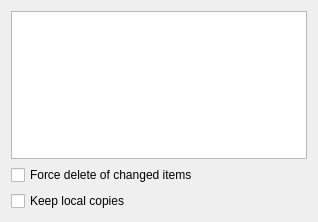
The window that src/ksvnwidgets/deleteform.ui (centic9/kdesvn-ppa) describes before a commit, drawn with Qt 5.
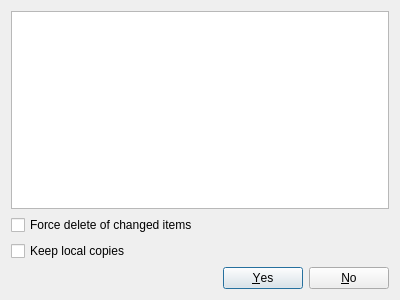
The same window after the commit.

```diff
--- a/src/ksvnwidgets/deleteform.ui
+++ b/src/ksvnwidgets/deleteform.ui
@@ -1,16 +1,19 @@
 <?xml version="1.0" encoding="UTF-8"?>
 <ui version="4.0">
  <class>DeleteForm</class>
- <widget class="QWidget" name="DeleteForm">
+ <widget class="QDialog" name="DeleteForm">
   <property name="geometry">
    <rect>
     <x>0</x>
     <y>0</y>
-    <width>318</width>
-    <height>222</height>
+    <width>400</width>
+    <height>300</height>
    </rect>
   </property>
-  <layout class="QVBoxLayout" name="verticalLayout">
+  <property name="windowTitle">
+   <string>Really delete these entries?</string>
+  </property>
+  <layout class="QVBoxLayout">
    <item>
     <widget class="QListWidget" name="m_ItemsList"/>
    </item>
@@ -28,6 +31,13 @@
      </property>
     </widget>
    </item>
+   <item>
+    <widget class="QDialogButtonBox" name="buttonBox">
+     <property name="standardButtons">
+      <set>QDialogButtonBox::No|QDialogButtonBox::Yes</set>
+     </property>
+    </widget>
+   </item>
   </layout>
  </widget>
  <resources/>
```
